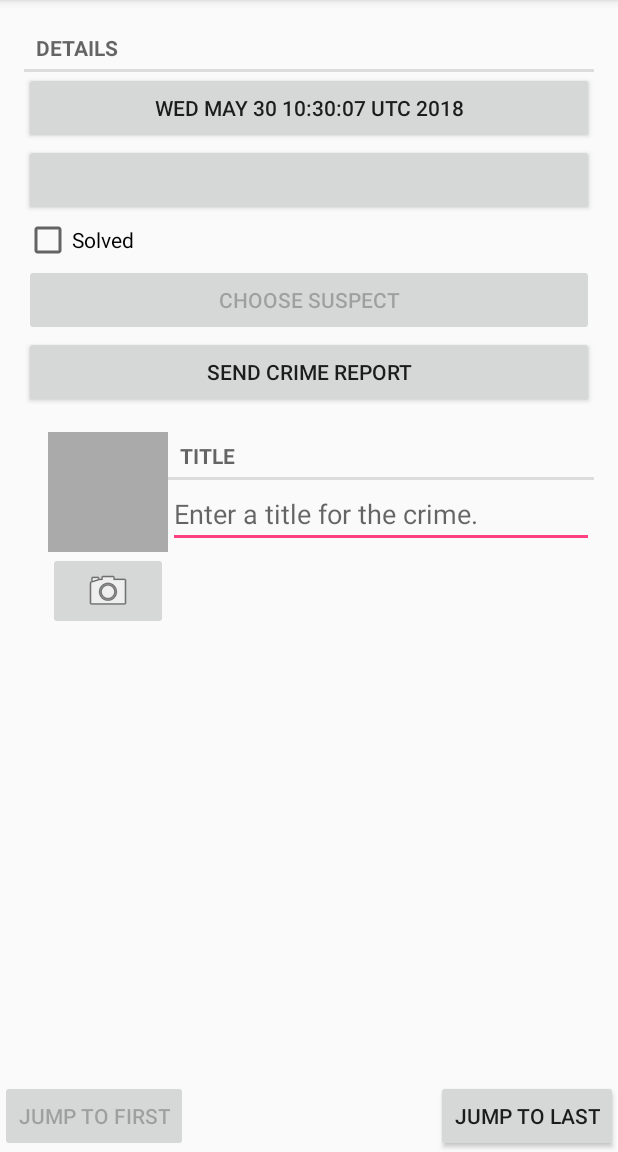
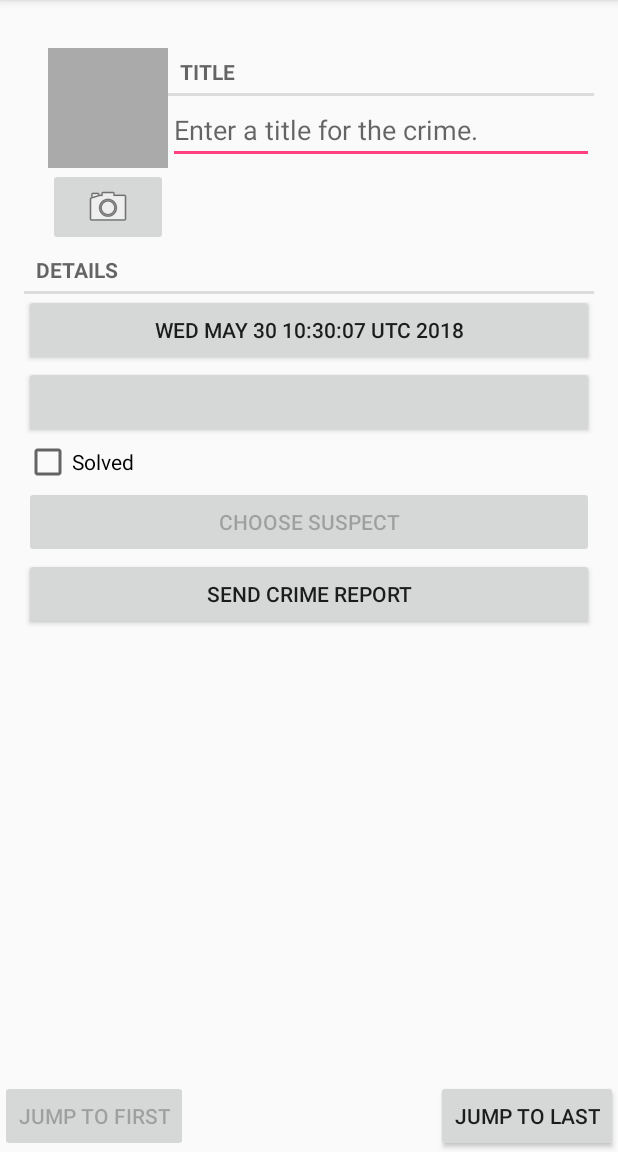
Before and after one commit to JigsawCorp/Android, an Android app: the screen it shows after launch (CrimePagerActivity), after a tap on "New Crime", on a phone screen of 412 x 824 dp, the part 84-1236 px from its top. Run offline under Robolectric (Android 15) with nearby library versions, the light colour scheme and no system bars.

Commit message:
Chapter 17 finished

```diff
--- a/CriminalIntent/app/src/main/java/com/bignerdranch/android/criminalintent/CrimeFragment.java
+++ b/CriminalIntent/app/src/main/java/com/bignerdranch/android/criminalintent/CrimeFragment.java
@@ -2,6 +2,7 @@ package com.bignerdranch.android.criminalintent;
 
 
 import android.app.Activity;
+import android.content.Context;
 import android.content.Intent;
 import android.content.pm.PackageManager;
 import android.content.pm.ResolveInfo;
@@ -15,9 +16,11 @@ import android.support.v4.app.Fragment;
 import android.support.v4.app.FragmentManager;
 import android.support.v4.app.ShareCompat;
 import android.support.v4.content.FileProvider;
+import android.telecom.Call;
 import android.text.Editable;
 import android.text.TextWatcher;
 import android.text.format.DateFormat;
+import android.util.Log;
 import android.view.LayoutInflater;
 import android.view.Menu;
 import android.view.MenuInflater;
@@ -59,6 +62,12 @@ public class CrimeFragment extends Fragment {
     private Button mReportButton;
     private ImageButton mPhotoButton;
     private ImageView mPhotoView;
+    private Callbacks mCallbacks;
+
+    public interface Callbacks {
+        void onCrimeUpdated(Crime crime);
+        void onCrimeDeleted(Activity activity);
+    }
 
     public static CrimeFragment newInstance(UUID crimeId) {
         Bundle args = new Bundle();
@@ -68,6 +77,13 @@ public class CrimeFragment extends Fragment {
         fragment.setArguments(args);
         return fragment;
     }
+
+    @Override
+    public void onAttach(Context context) {
+        super.onAttach(context);
+        mCallbacks = (Callbacks) context;
+    }
+
     @Override
     public void onCreate(Bundle savecInstanceState){
         super.onCreate(savecInstanceState);
@@ -85,6 +101,12 @@ public class CrimeFragment extends Fragment {
     }
 
     @Override
+    public void onDetach() {
+        super.onDetach();
+        mCallbacks = null;
+    }
+
+    @Override
     public View onCreateView(LayoutInflater inflater, ViewGroup container, Bundle onSavedInstanceState) {
         View v = inflater.inflate(R.layout.fragment_crime, container, false);
 
@@ -99,6 +121,7 @@ public class CrimeFragment extends Fragment {
             @Override
             public void onTextChanged(CharSequence s, int start, int before, int count) {
                 mCrime.setTitle(s.toString());
+                updateCrime();
             }
 
             @Override
@@ -127,6 +150,7 @@ public class CrimeFragment extends Fragment {
             @Override
             public void onCheckedChanged(CompoundButton buttonView, boolean isChecked) {
                 mCrime.setSolved(isChecked);
+                updateCrime();
             }
         });
 
@@ -209,6 +233,7 @@ public class CrimeFragment extends Fragment {
         if (requestCode == REQUEST_DATE) {
             Date date = (Date) data.getSerializableExtra(DatePickerFragment.EXTRA_DATE);
             mCrime.setDate(date);
+            updateCrime();
             updateDate();
         }
         else if (requestCode == REQUEST_CONTACT && data != null) {
@@ -226,6 +251,7 @@ public class CrimeFragment extends Fragment {
                 c.moveToFirst();
                 String suspect = c.getString(0);
                 mCrime.setSuspect(suspect);
+                updateCrime();
                 mSuspectButton.setText(suspect);
             } finally {
                 c.close();
@@ -236,8 +262,14 @@ public class CrimeFragment extends Fragment {
 
             getActivity().revokeUriPermission(uri, Intent.FLAG_GRANT_WRITE_URI_PERMISSION);
 
+            updateCrime();
             updatePhotoView();
         }
+    }
+
+    private void updateCrime() {
+        CrimeLab.get(getActivity()).updateCrime(mCrime);
+        mCallbacks.onCrimeUpdated(mCrime);
     }
 
     private void updateDate() {
@@ -257,9 +289,11 @@ public class CrimeFragment extends Fragment {
 
         switch (item.getItemId()) {
             case R.id.delete_crime:
+                Log.i("CrimeFragment", "Activity is:" + getActivity().toString());
                 CrimeLab crimeLab = CrimeLab.get(getActivity());
                 crimeLab.removeCrime(mCrime);
-                getActivity().finish();
+                mCallbacks.onCrimeDeleted(getActivity());
+
                 return true;
             default:
                 return super.onOptionsItemSelected(item);
--- a/CriminalIntent/app/src/main/java/com/bignerdranch/android/criminalintent/CrimeListActivity.java
+++ b/CriminalIntent/app/src/main/java/com/bignerdranch/android/criminalintent/CrimeListActivity.java
@@ -1,12 +1,51 @@
 package com.bignerdranch.android.criminalintent;
 
 
+import android.app.Activity;
+import android.content.Context;
+import android.content.Intent;
 import android.support.v4.app.Fragment;
+import android.widget.FrameLayout;
+import android.widget.LinearLayout;
 
-public class CrimeListActivity extends SingleFragmentActivity {
+public class CrimeListActivity extends SingleFragmentActivity implements CrimeListFragment.Callbacks, CrimeFragment.Callbacks{
 
     @Override
     protected Fragment createFragment() {
         return new CrimeListFragment();
     }
+
+    @Override
+    protected int getLayoutResId() {
+        return R.layout.activity_masterdetail;
+    }
+
+    @Override
+    public void onCrimeSelected(Crime crime) {
+        if (findViewById(R.id.detail_fragment_container) == null) {
+            Intent intent = CrimePagerActivity.newIntent(this, crime.getId());
+            startActivity(intent);
+        }
+        else {
+            Fragment newDetail = CrimeFragment.newInstance(crime.getId());
+
+            getSupportFragmentManager().beginTransaction().replace(R.id.detail_fragment_container, newDetail).commit();
+        }
+    }
+
+    @Override
+    public void onCrimeUpdated(Crime crime) {
+        CrimeListFragment listFragment = (CrimeListFragment) getSupportFragmentManager().findFragmentById(R.id.fragment_container);
+        listFragment.updateUI();
+    }
+
+    @Override
+    public void onCrimeDeleted(Activity activity) {
+        FrameLayout layout = (FrameLayout) findViewById(R.id.detail_fragment_container);
+        layout.removeAllViewsInLayout();
+        onCrimeUpdated(null);
+        CrimeListFragment fragment = (CrimeListFragment) getSupportFragmentManager().findFragmentById(R.id.fragment_container);
+        fragment.enableWarning(CrimeLab.get(activity).getCrimes().size());
+    }
+
 }
--- a/CriminalIntent/app/src/main/java/com/bignerdranch/android/criminalintent/CrimeListFragment.java
+++ b/CriminalIntent/app/src/main/java/com/bignerdranch/android/criminalintent/CrimeListFragment.java
@@ -1,5 +1,6 @@
 package com.bignerdranch.android.criminalintent;
 
+import android.content.Context;
 import android.content.Intent;
 import android.os.Bundle;
 import android.support.annotation.NonNull;
@@ -28,12 +29,23 @@ public class CrimeListFragment extends Fragment {
     private RecyclerView mCrimeRecyclerView;
     private CrimeAdapter mAdapter;
     private boolean mSubtitleVisible;
+    private Callbacks mCallbacks;
     private TextView mNoCrimeWarning;
     private Button mCreateCrimeButton;
 
+    public interface Callbacks {
+        void onCrimeSelected(Crime crime);
+    }
+
     @Override
-    public void onCreate(Bundle savecInstanceState) {
-        super.onCreate(savecInstanceState);
+    public void onAttach(Context context) {
+        super.onAttach(context);
+        mCallbacks = (Callbacks) context;
+    }
+
+    @Override
+    public void onCreate(Bundle savedInstanceState) {
+        super.onCreate(savedInstanceState);
         setHasOptionsMenu(true);
     }
 
@@ -70,7 +82,7 @@ public class CrimeListFragment extends Fragment {
         enableWarning(CrimeLab.get(getActivity()).getCrimes().size());
     }
 
-    private void updateUI() {
+    public void updateUI() {
         CrimeLab crimeLab = CrimeLab.get(getActivity());
         List<Crime> crimes = crimeLab.getCrimes();
 
@@ -113,8 +125,7 @@ public class CrimeListFragment extends Fragment {
 
         @Override
         public void onClick(View view) {
-            Intent intent = CrimePagerActivity.newIntent(getActivity(), mCrime.getId());
-            startActivity(intent);
+            mCallbacks.onCrimeSelected(mCrime);
         }
     }
 
@@ -167,7 +178,11 @@ public class CrimeListFragment extends Fragment {
     public boolean onOptionsItemSelected(MenuItem item) {
         switch (item.getItemId()) {
             case R.id.new_crime:
-                createCrime();
+                Crime crime = new Crime();
+                CrimeLab.get(getActivity()).addCrime(crime);
+                //createCrime();
+                updateUI();
+                mCallbacks.onCrimeSelected(crime);
                 return true;
              case R.id.show_subtitle:
                  mSubtitleVisible = !mSubtitleVisible;
@@ -205,7 +220,13 @@ public class CrimeListFragment extends Fragment {
         outState.putBoolean(SAVED_SUBTITLE_VISIBLE, mSubtitleVisible);
     }
 
-    private void enableWarning(int size) {
+    @Override
+    public void onDetach() {
+        super.onDetach();
+        mCallbacks = null;
+    }
+
+    public void enableWarning(int size) {
         if (size == 0) {
             mNoCrimeWarning.setVisibility(View.VISIBLE);
             mCreateCrimeButton.setVisibility(View.VISIBLE);
--- a/CriminalIntent/app/src/main/java/com/bignerdranch/android/criminalintent/CrimePagerActivity.java
+++ b/CriminalIntent/app/src/main/java/com/bignerdranch/android/criminalintent/CrimePagerActivity.java
@@ -1,5 +1,6 @@
 package com.bignerdranch.android.criminalintent;
 
+import android.app.Activity;
 import android.content.Context;
 import android.content.Intent;
 import android.os.Bundle;
@@ -15,7 +16,7 @@ import android.widget.Button;
 import java.util.List;
 import java.util.UUID;
 
-public class CrimePagerActivity extends AppCompatActivity {
+public class CrimePagerActivity extends AppCompatActivity implements CrimeFragment.Callbacks {
 
     private static final String EXTRA_CRIME_ID = "com.bignerdranch.android.criminalintent.crime_id";
     private static final String ADAPTER_POSITION_KEY = "adapter_position_key";
@@ -86,6 +87,7 @@ public class CrimePagerActivity extends AppCompatActivity {
             @Override
             public Fragment getItem(int position) {
                 Crime crime = mCrimes.get(position);
+                Log.i("CrimePagerActivity: ", "Creating new CrimeFragment");
                 return CrimeFragment.newInstance(crime.getId());
             }
 
@@ -128,4 +130,13 @@ public class CrimePagerActivity extends AppCompatActivity {
             mJumpLastButton.setEnabled(true);
         }
     }
+
+    @Override
+    public void onCrimeUpdated(Crime crime) {}
+
+    @Override
+    public void onCrimeDeleted(Activity activity) {
+        activity.finish();
+    }
+
 }
--- a/CriminalIntent/app/src/main/java/com/bignerdranch/android/criminalintent/SingleFragmentActivity.java
+++ b/CriminalIntent/app/src/main/java/com/bignerdranch/android/criminalintent/SingleFragmentActivity.java
@@ -1,16 +1,22 @@
 package com.bignerdranch.android.criminalintent;
 
 import android.os.Bundle;
+import android.support.annotation.LayoutRes;
 import android.support.v4.app.Fragment;
 import android.support.v7.app.AppCompatActivity;
 
 public abstract class SingleFragmentActivity extends AppCompatActivity {
 
     protected abstract Fragment createFragment();
+
+    @LayoutRes
+    protected int getLayoutResId() {
+        return R.layout.activity_fragment;
+    }
     @Override
     protected void onCreate(Bundle savedInstanceState) {
         super.onCreate(savedInstanceState);
-        setContentView(R.layout.activity_fragment);
+        setContentView(getLayoutResId());
 
         android.support.v4.app.FragmentManager fm = getSupportFragmentManager();
         Fragment fragment = fm.findFragmentById(R.id.fragment_container);
--- a/CriminalIntent/app/src/main/res/layout/fragment_crime.xml
+++ b/CriminalIntent/app/src/main/res/layout/fragment_crime.xml
@@ -5,41 +5,6 @@
     android:layout_width="match_parent"
     android:layout_height="match_parent"
     android:layout_margin="16dp">
-
-
-    <TextView
-        style="?android:listSeparatorTextViewStyle"
-        android:layout_width="match_parent"
-        android:layout_height="wrap_content"
-        android:text="@string/crime_details_label"/>
-
-    <Button
-        android:id="@+id/crime_date"
-        android:layout_width="match_parent"
-        android:layout_height="wrap_content" />
-
-    <Button
-        android:id="@+id/crime_time"
-        android:layout_width="match_parent"
-        android:layout_height="wrap_content" />
-
-    <CheckBox
-        android:id="@+id/crime_solved"
-        android:layout_width="match_parent"
-        android:layout_height="wrap_content"
-        android:text="@string/crime_solved_label"/>
-
-    <Button
-        android:id="@+id/crime_suspect"
-        android:layout_width="match_parent"
-        android:layout_height="wrap_content"
-        android:text="@string/crime_suspect_text"/>
-
-    <Button
-        android:id="@+id/crime_report"
-        android:layout_width="match_parent"
-        android:layout_height="wrap_content"
-        android:text="@string/crime_report_text"/>
 
     <LinearLayout
         android:orientation="horizontal"
@@ -90,4 +55,40 @@
 
     </LinearLayout>
 
+    <TextView
+        style="?android:listSeparatorTextViewStyle"
+        android:layout_width="match_parent"
+        android:layout_height="wrap_content"
+        android:text="@string/crime_details_label"/>
+
+    <Button
+        android:id="@+id/crime_date"
+        android:layout_width="match_parent"
+        android:layout_height="wrap_content" />
+
+    <Button
+        android:id="@+id/crime_time"
+        android:layout_width="match_parent"
+        android:layout_height="wrap_content" />
+
+    <CheckBox
+        android:id="@+id/crime_solved"
+        android:layout_width="match_parent"
+        android:layout_height="wrap_content"
+        android:text="@string/crime_solved_label"/>
+
+    <Button
+        android:id="@+id/crime_suspect"
+        android:layout_width="match_parent"
+        android:layout_height="wrap_content"
+        android:text="@string/crime_suspect_text"/>
+
+    <Button
+        android:id="@+id/crime_report"
+        android:layout_width="match_parent"
+        android:layout_height="wrap_content"
+        android:text="@string/crime_report_text"/>
+
+
+
 </LinearLayout>
--- /dev/null
+++ b/CriminalIntent/app/src/main/res/values-sw600dp/refs.xml
@@ -0,0 +1,6 @@
+<?xml version="1.0" encoding="utf-8"?>
+<resources>
+    <item name="activity_masterdetail" type="layout">
+        @layout/activity_twopane
+    </item>
+</resources>
--- /dev/null
+++ b/CriminalIntent/app/src/main/res/values/refs.xml
@@ -0,0 +1,6 @@
+<?xml version="1.0" encoding="utf-8"?>
+<resources>
+    <item name="activity_masterdetail" type="layout">
+        @layout/activity_fragment
+    </item>
+</resources>
```
Also changed, not shown: CriminalIntent/app/src/main/res/layout/activity_twopane.xml (added, +26 -0 lines).
